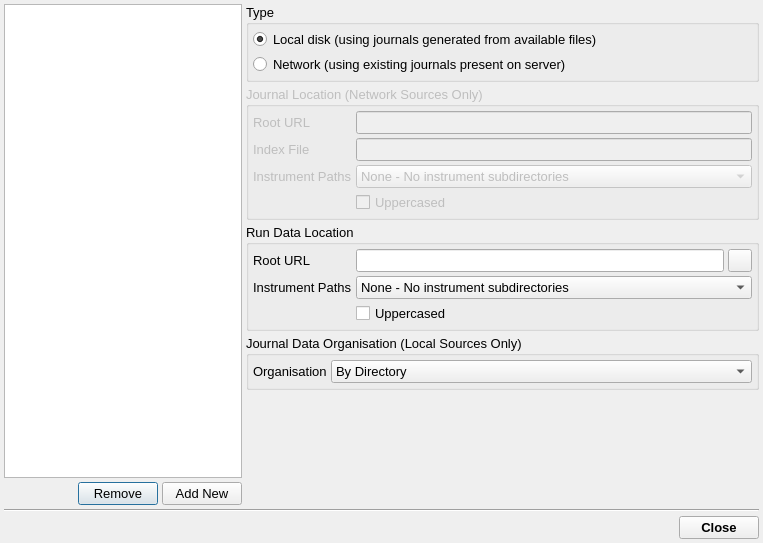
Qt form frontend/journalSourcesDialog.ui (disorderedmaterials/jv2) before a commit.
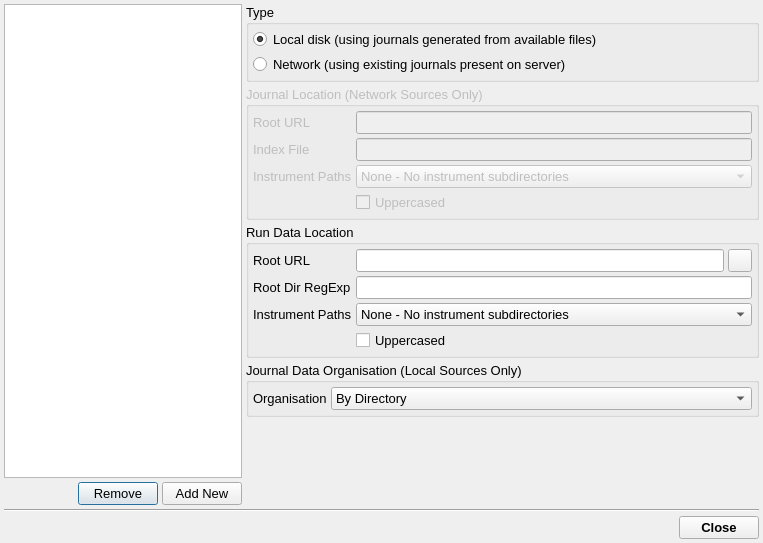
The same form after that commit. Icons and pictures are not drawn.

The edit to the form file:
```diff
--- a/frontend/journalSourcesDialog.ui
+++ b/frontend/journalSourcesDialog.ui
@@ -242,14 +242,14 @@
             </property>
            </widget>
           </item>
-          <item row="1" column="0">
+          <item row="2" column="0">
            <widget class="QLabel" name="RunDataInstrumentPathLabel">
             <property name="text">
              <string>Instrument Paths</string>
             </property>
            </widget>
           </item>
-          <item row="1" column="1">
+          <item row="2" column="1">
            <widget class="QComboBox" name="RunDataInstrumentPathCombo">
             <item>
              <property name="text">
@@ -273,7 +273,7 @@
             </item>
            </widget>
           </item>
-          <item row="2" column="1">
+          <item row="3" column="1">
            <widget class="QCheckBox" name="RunDataInstrumentPathUppercaseCheck">
             <property name="text">
              <string>Uppercased</string>
@@ -301,6 +301,16 @@
             </item>
            </layout>
           </item>
+          <item row="1" column="0">
+           <widget class="QLabel" name="RunDataRootRegExpLabel">
+            <property name="text">
+             <string>Root Dir RegExp</string>
+            </property>
+           </widget>
+          </item>
+          <item row="1" column="1">
+           <widget class="QLineEdit" name="RunDataRootRegExpEdit"/>
+          </item>
          </layout>
         </widget>
        </item>
```
